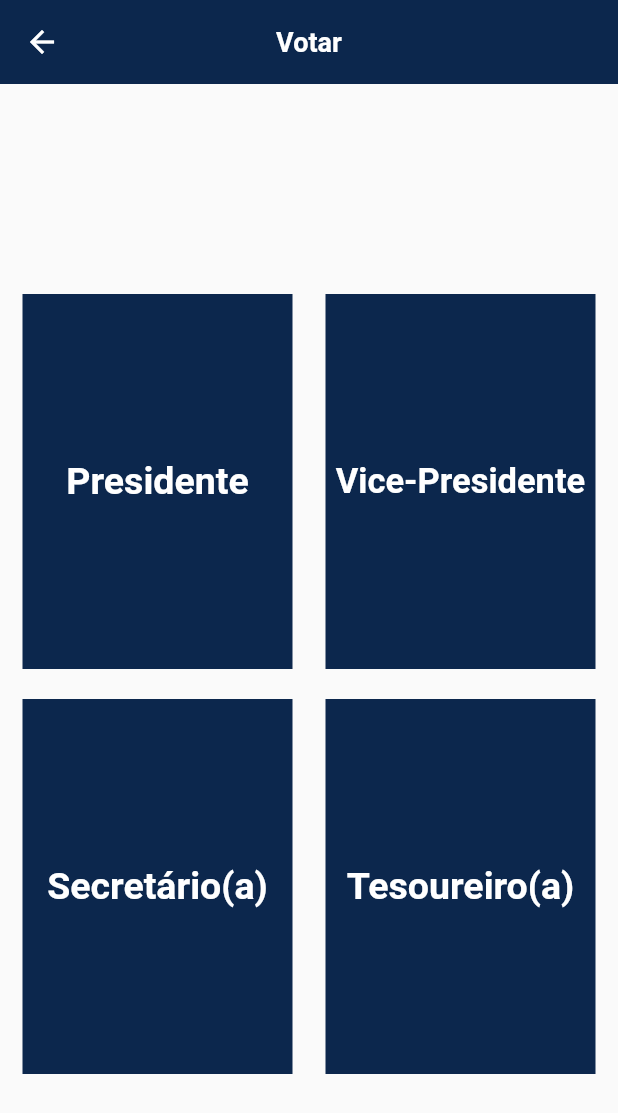
After one commit to lviegas21/votacao_app, a Flutter app: the HomePage screen opened by its route, on a phone screen of 412 x 824 dp. The commit adds this screen. Shown: the top 1113 px of the screen. Run offline on Flutter 3.47's test engine with Material 2 defaults, Android fonts, the phone set to English and light mode, and no system bars; our stand-ins replace cloud_firestore, firebase_auth, firebase_core, get, google_sign_in; accounts and stored records are empty; Roboto replaces fonts that are missing (Comfortaa).

Commit message:
add router home and home page

```diff
--- a/lib/main.dart
+++ b/lib/main.dart
@@ -1,9 +1,11 @@
 import 'package:firebase_core/firebase_core.dart';
 import 'package:flutter/material.dart';
+import 'package:get/get.dart';
 import 'package:votacao_app/firebase_options.dart';
-import 'package:get/get.dart';
 import 'package:votacao_app/presenter/binding/cadastro_binding.dart';
+import 'package:votacao_app/presenter/binding/home_binding.dart';
 import 'package:votacao_app/presenter/binding/login_binding.dart';
+import 'package:votacao_app/ui/home/home_page.dart';
 import 'package:votacao_app/util/theme_data.dart';
 
 import 'ui/cadastro/cadastro_page.dart';
@@ -41,6 +43,11 @@ class MyApp extends StatelessWidget {
           transition: Transition.fade,
           binding: CadastroBinding(),
         ),
+        GetPage(
+            name: '/home',
+            page: () => const HomePage(),
+            transition: Transition.fade,
+            binding: HomeBinding()),
       ],
     );
   }
--- /dev/null
+++ b/lib/presenter/binding/home_binding.dart
@@ -0,0 +1,9 @@
+import 'package:get/get.dart';
+import 'package:votacao_app/presenter/home_page_controller.dart';
+
+class HomeBinding extends Bindings {
+  @override
+  void dependencies() {
+    Get.lazyPut(() => GetxHomeController());
+  }
+}
--- /dev/null
+++ b/lib/presenter/home_page_controller.dart
@@ -0,0 +1,3 @@
+import 'package:get/get.dart';
+
+class GetxHomeController extends GetxController {}
--- a/lib/ui/cadastro/cadastro_page.dart
+++ b/lib/ui/cadastro/cadastro_page.dart
@@ -3,7 +3,7 @@ import 'package:get/get.dart';
 import 'package:votacao_app/presenter/cadastro_page_controller.dart';
 
 import '../../shared/componets/theme/app_color.dart';
-import '../login/widget/text_fild.dart';
+import '../login/componets/text_fild.dart';
 import 'components/button_cadastro_components.dart';
 
 class CadastroPage extends StatelessWidget {
--- /dev/null
+++ b/lib/ui/home/components/type_votacao_button.dart
@@ -0,0 +1,19 @@
+import 'package:flutter/material.dart';
+
+class TypeVotacaoButton extends StatelessWidget {
+  final String nome;
+
+  TypeVotacaoButton({Key? key, required this.nome}) : super(key: key);
+
+  @override
+  Widget build(BuildContext context) {
+    return Container(
+      color: Colors.amber,
+      height: 250,
+      width: 180,
+      child: Center(
+        child: Text(nome),
+      ),
+    );
+  }
+}
--- /dev/null
+++ b/lib/ui/home/home.dart
@@ -0,0 +1 @@
+export './home_page.dart';
--- /dev/null
+++ b/lib/ui/home/home_page.dart
@@ -0,0 +1,102 @@
+import 'package:flutter/material.dart';
+import 'package:get/get.dart';
+import 'package:votacao_app/presenter/home_page_controller.dart';
+
+class HomePage extends StatelessWidget {
+  const HomePage({super.key});
+
+  @override
+  Widget build(BuildContext context) {
+    final presenter = Get.find<GetxHomeController>();
+    return Scaffold(
+        appBar: AppBar(
+          backgroundColor: const Color(0xFF0C274D),
+          title: const Text(
+            "Votar",
+            style: TextStyle(color: Colors.white),
+          ),
+        ),
+        body: Column(
+          children: [
+            Padding(
+              padding: const EdgeInsets.only(top: 140, left: 15, right: 15),
+              child: Row(
+                mainAxisAlignment: MainAxisAlignment.spaceBetween,
+                children: [
+                  GestureDetector(
+                    onTap: () {},
+                    child: Container(
+                      color: const Color(0xFF0C274D),
+                      height: 250,
+                      width: 180,
+                      child: const Center(
+                        child: Text(
+                          "Presidente",
+                          style: TextStyle(
+                              fontSize: 25,
+                              fontWeight: FontWeight.w600,
+                              color: Colors.white),
+                        ),
+                      ),
+                    ),
+                  ),
+                  Container(
+                    color: const Color(0xFF0C274D),
+                    height: 250,
+                    width: 180,
+                    child: const Center(
+                      child: Text(
+                        "Vice-Presidente",
+                        style: TextStyle(
+                            fontSize: 23,
+                            fontWeight: FontWeight.w600,
+                            color: Colors.white),
+                      ),
+                    ),
+                  )
+                ],
+              ),
+            ),
+            const SizedBox(
+              height: 20,
+            ),
+            Padding(
+              padding: const EdgeInsets.only(left: 15, right: 15),
+              child: Row(
+                mainAxisAlignment: MainAxisAlignment.spaceBetween,
+                children: [
+                  Container(
+                    color: Color(0xFF0C274D),
+                    height: 250,
+                    width: 180,
+                    child: const Center(
+                      child: Text(
+                        "Secretário(a)",
+                        style: TextStyle(
+                            fontSize: 25,
+                            fontWeight: FontWeight.w600,
+                            color: Colors.white),
+                      ),
+                    ),
+                  ),
+                  Container(
+                    color: const Color(0xFF0C274D),
+                    height: 250,
+                    width: 180,
+                    child: const Center(
+                      child: Text(
+                        "Tesoureiro(a)",
+                        style: TextStyle(
+                            fontSize: 25,
+                            fontWeight: FontWeight.w600,
+                            color: Colors.white),
+                      ),
+                    ),
+                  )
+                ],
+              ),
+            )
+          ],
+        ));
+  }
+}
--- a/lib/ui/login/widget/login_button.dart
+++ b/lib/ui/login/componets/login_button.dart
@@ -1,5 +1,6 @@
 // ignore_for_file: public_member_api_docs, sort_constructors_first
 import 'package:flutter/material.dart';
+import 'package:get/get.dart';
 import 'package:votacao_app/service/app_firebase_auth.dart';
 
 class LoginButtom extends StatefulWidget {
@@ -26,6 +27,7 @@ class _LoginButtomState extends State<LoginButtom> {
       padding: EdgeInsets.zero,
       onPressed: () async {
         await AppFirebaseAuth.signInWithGoogleAndNavigate();
+        Get.toNamed("/home");
       },
     );
   }
--- a/lib/ui/login/login_page.dart
+++ b/lib/ui/login/login_page.dart
@@ -1,8 +1,8 @@
 import 'package:flutter/material.dart';
 import 'package:votacao_app/shared/componets/theme/app_color.dart';
-import 'package:votacao_app/ui/login/widget/cadastrar_button.dart';
-import 'package:votacao_app/ui/login/widget/login_button.dart';
-import 'package:votacao_app/ui/login/widget/text_fild.dart';
+import 'package:votacao_app/ui/login/componets/cadastrar_button.dart';
+import 'package:votacao_app/ui/login/componets/login_button.dart';
+import 'package:votacao_app/ui/login/componets/text_fild.dart';
 
 class LoginPage extends StatefulWidget {
   const LoginPage({super.key});
```
Also changed, not shown: lib/ui/login/componets/cadastrar_button.dart (renamed from lib/ui/login/widget/cadastrar_button.dart), lib/ui/login/componets/text_fild.dart (renamed from lib/ui/login/widget/text_fild.dart).
